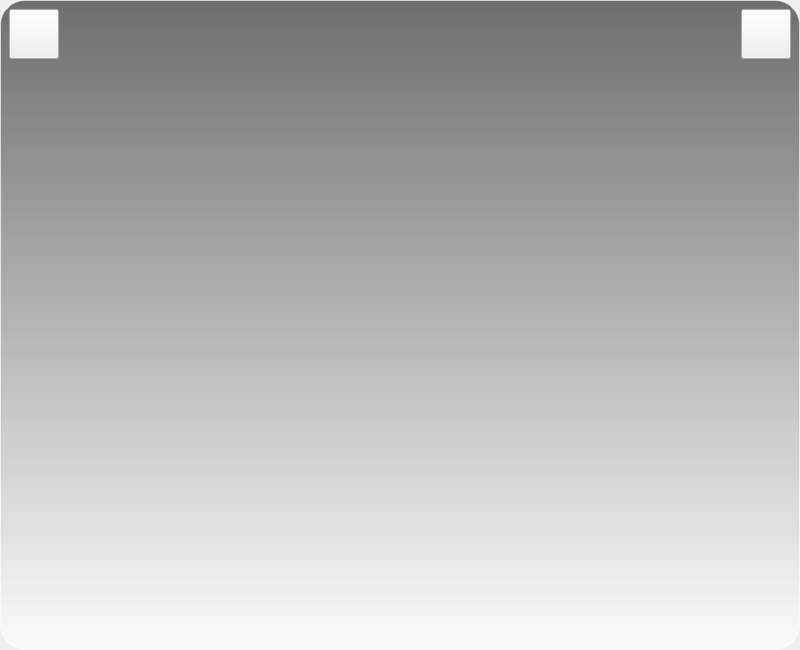
First picture: the form in framelesswindow.ui, repository PhoenixOvO03/QT_UI_Simplify, before the edit.
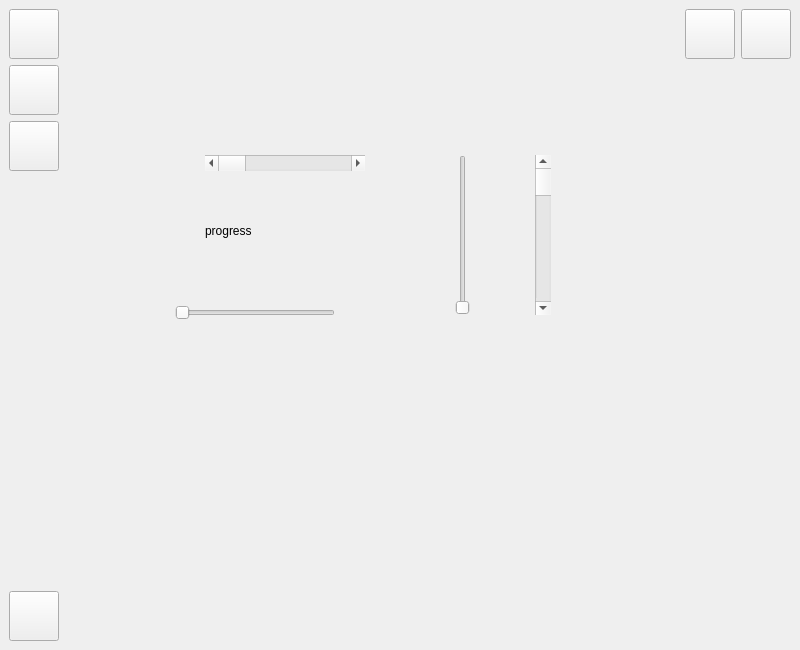
Second picture: the form after the edit. The open tabs and pages were chosen to show the change. Icons and pictures are not drawn. Custom widgets are drawn as their Qt base class.

Patch:
```diff
--- a/framelesswindow.ui
+++ b/framelesswindow.ui
@@ -15,19 +15,13 @@
   </property>
   <widget class="QWidget" name="centralwidget">
    <property name="styleSheet">
-    <string notr="true">#centralwidget{
-	background-color: qlineargradient(spread:pad, x1:0, y1:0, x2:0, y2:1, stop:0 rgba(68, 68, 68, 192), stop:1 rgba(255, 255, 255, 192));
-	border: 1px solid white;
-	border-color: rgba(255, 255, 255, 128);
-	border-radius: 25px;
-}
-</string>
+    <string notr="true"/>
    </property>
    <layout class="QVBoxLayout" name="verticalLayout_2">
     <item>
      <layout class="QHBoxLayout" name="horizontalLayout_2">
       <item>
-       <widget class="QPushButton" name="pushButton">
+       <widget class="QPushButton" name="bilibiliBtn">
         <property name="minimumSize">
          <size>
           <width>50</width>
@@ -41,7 +35,7 @@
          </size>
         </property>
         <property name="styleSheet">
-         <string notr="true">border-image: url(:/res/skin.png);</string>
+         <string notr="true"/>
         </property>
         <property name="text">
          <string/>
@@ -59,6 +53,12 @@
           <height>50</height>
          </size>
         </property>
+        <property name="maximumSize">
+         <size>
+          <width>16777215</width>
+          <height>50</height>
+         </size>
+        </property>
         <property name="styleSheet">
          <string notr="true"/>
         </property>
@@ -66,7 +66,29 @@
          <string/>
         </property>
         <property name="alignment">
-         <set>Qt::AlignCenter</set>
+         <set>Qt::AlignLeading|Qt::AlignLeft|Qt::AlignVCenter</set>
+        </property>
+       </widget>
+      </item>
+      <item>
+       <widget class="QPushButton" name="minBtn">
+        <property name="minimumSize">
+         <size>
+          <width>50</width>
+          <height>50</height>
+         </size>
+        </property>
+        <property name="maximumSize">
+         <size>
+          <width>50</width>
+          <height>50</height>
+         </size>
+        </property>
+        <property name="styleSheet">
+         <string notr="true"/>
+        </property>
+        <property name="text">
+         <string/>
         </property>
        </widget>
       </item>
@@ -95,21 +117,229 @@
      </layout>
     </item>
     <item>
-     <spacer name="verticalSpacer">
-      <property name="orientation">
-       <enum>Qt::Vertical</enum>
-      </property>
-      <property name="sizeHint" stdset="0">
-       <size>
-        <width>20</width>
-        <height>579</height>
-       </size>
-      </property>
-     </spacer>
+     <layout class="QHBoxLayout" name="windowLayout">
+      <item>
+       <layout class="QVBoxLayout" name="sidebarLayout">
+        <item>
+         <widget class="QPushButton" name="buttonsPageBtn">
+          <property name="minimumSize">
+           <size>
+            <width>50</width>
+            <height>50</height>
+           </size>
+          </property>
+          <property name="maximumSize">
+           <size>
+            <width>50</width>
+            <height>50</height>
+           </size>
+          </property>
+          <property name="styleSheet">
+           <string notr="true"/>
+          </property>
+          <property name="text">
+           <string/>
+          </property>
+         </widget>
+        </item>
+        <item>
+         <widget class="QPushButton" name="progressPageBtn">
+          <property name="minimumSize">
+           <size>
+            <width>50</width>
+            <height>50</height>
+           </size>
+          </property>
+          <property name="maximumSize">
+           <size>
+            <width>50</width>
+            <height>50</height>
+           </size>
+          </property>
+          <property name="styleSheet">
+           <string notr="true"/>
+          </property>
+          <property name="text">
+           <string/>
+          </property>
+         </widget>
+        </item>
+        <item>
+         <spacer name="verticalSpacer">
+          <property name="orientation">
+           <enum>Qt::Vertical</enum>
+          </property>
+          <property name="sizeHint" stdset="0">
+           <size>
+            <width>20</width>
+            <height>40</height>
+           </size>
+          </property>
+         </spacer>
+        </item>
+        <item>
+         <widget class="QPushButton" name="skinBtn">
+          <property name="minimumSize">
+           <size>
+            <width>50</width>
+            <height>50</height>
+           </size>
+          </property>
+          <property name="maximumSize">
+           <size>
+            <width>50</width>
+            <height>50</height>
+           </size>
+          </property>
+          <property name="styleSheet">
+           <string notr="true"/>
+          </property>
+          <property name="text">
+           <string/>
+          </property>
+         </widget>
+        </item>
+       </layout>
+      </item>
+      <item>
+       <widget class="QStackedWidget" name="body">
+        <widget class="SkinPage" name="skinPage"/>
+        <widget class="QWidget" name="buttonsPage">
+         <widget class="QLabel" name="label_2">
+          <property name="geometry">
+           <rect>
+            <x>220</x>
+            <y>150</y>
+            <width>101</width>
+            <height>61</height>
+           </rect>
+          </property>
+          <property name="text">
+           <string>buttons</string>
+          </property>
+         </widget>
+         <widget class="QPushButton" name="pushButton">
+          <property name="geometry">
+           <rect>
+            <x>220</x>
+            <y>90</y>
+            <width>80</width>
+            <height>18</height>
+           </rect>
+          </property>
+          <property name="text">
+           <string>PushButton</string>
+          </property>
+         </widget>
+         <widget class="QPushButton" name="pushButton_2">
+          <property name="geometry">
+           <rect>
+            <x>220</x>
+            <y>230</y>
+            <width>80</width>
+            <height>18</height>
+           </rect>
+          </property>
+          <property name="text">
+           <string>PushButton</string>
+          </property>
+         </widget>
+         <widget class="QPushButton" name="pushButton_3">
+          <property name="geometry">
+           <rect>
+            <x>330</x>
+            <y>180</y>
+            <width>80</width>
+            <height>18</height>
+           </rect>
+          </property>
+          <property name="text">
+           <string>PushButton</string>
+          </property>
+         </widget>
+        </widget>
+        <widget class="QWidget" name="progressPage">
+         <widget class="QLabel" name="label">
+          <property name="geometry">
+           <rect>
+            <x>140</x>
+            <y>140</y>
+            <width>81</width>
+            <height>51</height>
+           </rect>
+          </property>
+          <property name="text">
+           <string>progress</string>
+          </property>
+         </widget>
+         <widget class="QSlider" name="horizontalSlider">
+          <property name="geometry">
+           <rect>
+            <x>110</x>
+            <y>240</y>
+            <width>160</width>
+            <height>16</height>
+           </rect>
+          </property>
+          <property name="orientation">
+           <enum>Qt::Horizontal</enum>
+          </property>
+         </widget>
+         <widget class="QSlider" name="verticalSlider">
+          <property name="geometry">
+           <rect>
+            <x>390</x>
+            <y>90</y>
+            <width>16</width>
+            <height>160</height>
+           </rect>
+          </property>
+          <property name="orientation">
+           <enum>Qt::Vertical</enum>
+          </property>
+         </widget>
+         <widget class="QScrollBar" name="horizontalScrollBar">
+          <property name="geometry">
+           <rect>
+            <x>140</x>
+            <y>90</y>
+            <width>160</width>
+            <height>16</height>
+           </rect>
+          </property>
+          <property name="orientation">
+           <enum>Qt::Horizontal</enum>
+          </property>
+         </widget>
+         <widget class="QScrollBar" name="verticalScrollBar">
+          <property name="geometry">
+           <rect>
+            <x>470</x>
+            <y>90</y>
+            <width>16</width>
+            <height>160</height>
+           </rect>
+          </property>
+          <property name="orientation">
+           <enum>Qt::Vertical</enum>
+          </property>
+         </widget>
+        </widget>
+       </widget>
+      </item>
+     </layout>
     </item>
    </layout>
   </widget>
  </widget>
+ <customwidgets>
+  <customwidget>
+   <class>SkinPage</class>
+   <extends>QWidget</extends>
+   <header location="global">skinpage.h</header>
+   <container>1</container>
+  </customwidget>
+ </customwidgets>
  <resources/>
  <connections/>
 </ui>
```
Left out of the diff: 8 changed lines with no effect on the pictures.
